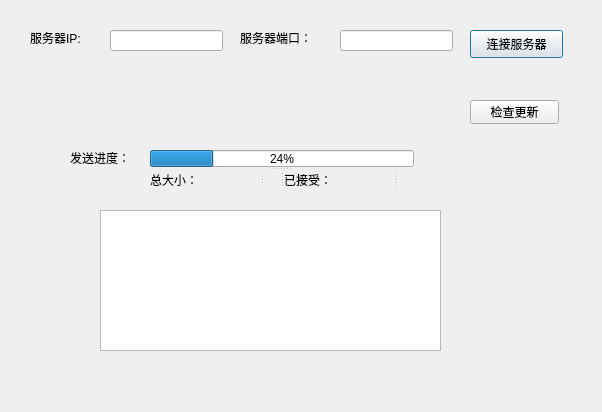
Above: Updater_incomingConnection/Appup/Appup.ui from judgetime/module before the change. Below: the same form after it.
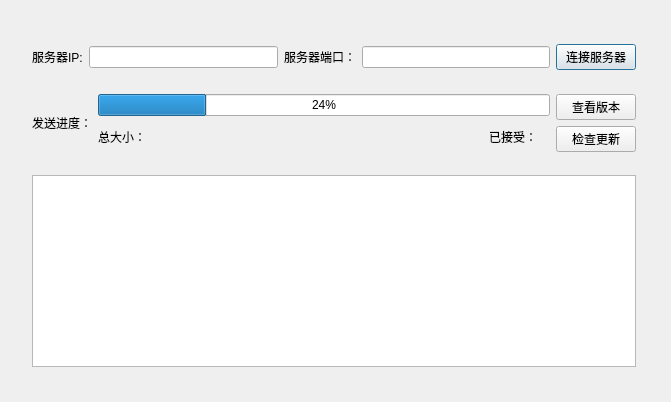
That is the form after the change.

Commit message: 2018-09-03更新，修正了客户端异常退出，但仍然无法传输2G的电影，问题出来服务器读不了。

The edit to the form file:
```diff
--- a/Updater_incomingConnection/Appup/Appup.ui
+++ b/Updater_incomingConnection/Appup/Appup.ui
@@ -6,150 +6,169 @@
    <rect>
     <x>0</x>
     <y>0</y>
-    <width>602</width>
-    <height>412</height>
+    <width>671</width>
+    <height>402</height>
    </rect>
   </property>
   <property name="windowTitle">
    <string>Appup</string>
   </property>
-  <widget class="QSplitter" name="splitter_2">
+  <widget class="QWidget" name="">
    <property name="geometry">
     <rect>
-     <x>150</x>
-     <y>150</y>
-     <width>264</width>
-     <height>38</height>
+     <x>21</x>
+     <y>33</y>
+     <width>626</width>
+     <height>345</height>
     </rect>
    </property>
+   <layout class="QVBoxLayout" name="verticalLayout_3">
+    <item>
+     <layout class="QHBoxLayout" name="horizontalLayout_2">
+      <item>
+       <widget class="QLabel" name="label_IP">
+        <property name="text">
+         <string>服务器IP:</string>
+        </property>
+       </widget>
+      </item>
+      <item>
+       <widget class="QLineEdit" name="lineEdit_IP"/>
+      </item>
+      <item>
+       <widget class="QLabel" name="label_Port">
+        <property name="text">
+         <string>服务器端口：</string>
+        </property>
+       </widget>
+      </item>
+      <item>
+       <widget class="QLineEdit" name="lineEdit_Port"/>
+      </item>
+      <item>
+       <widget class="QPushButton" name="pbn_connect">
+        <property name="text">
+         <string>连接服务器</string>
+        </property>
+       </widget>
+      </item>
+     </layout>
+    </item>
+    <item>
+     <spacer name="verticalSpacer">
    <property name="orientation">
     <enum>Qt::Vertical</enum>
    </property>
+      <property name="sizeHint" stdset="0">
+       <size>
+        <width>17</width>
+        <height>13</height>
+       </size>
+      </property>
+     </spacer>
+    </item>
+    <item>
+     <layout class="QHBoxLayout" name="horizontalLayout_3">
+      <item>
+       <widget class="QLabel" name="label_Rate">
+        <property name="text">
+         <string>发送进度：</string>
+        </property>
+       </widget>
+      </item>
+      <item>
+       <layout class="QVBoxLayout" name="verticalLayout">
+        <item>
    <widget class="QProgressBar" name="progressBar">
     <property name="value">
      <number>24</number>
     </property>
    </widget>
-   <widget class="QSplitter" name="splitter">
-    <property name="orientation">
-     <enum>Qt::Horizontal</enum>
-    </property>
-    <widget class="QLabel" name="label">
+        </item>
+        <item>
+         <layout class="QHBoxLayout" name="horizontalLayout">
+          <item>
+           <widget class="QLabel" name="total">
      <property name="text">
       <string>总大小：</string>
      </property>
     </widget>
+          </item>
+          <item>
     <widget class="QLabel" name="totalLabel">
      <property name="text">
       <string/>
      </property>
     </widget>
-    <widget class="QLabel" name="label_3">
+          </item>
+          <item>
+           <spacer name="horizontalSpacer">
+            <property name="orientation">
+             <enum>Qt::Horizontal</enum>
+            </property>
+            <property name="sizeHint" stdset="0">
+             <size>
+              <width>248</width>
+              <height>20</height>
+             </size>
+            </property>
+           </spacer>
+          </item>
+          <item>
+           <widget class="QLabel" name="come">
      <property name="text">
       <string>已接受：</string>
      </property>
     </widget>
+          </item>
+          <item>
     <widget class="QLabel" name="comeLabel">
      <property name="text">
       <string/>
      </property>
     </widget>
-   </widget>
-  </widget>
-  <widget class="QLabel" name="label_IP">
-   <property name="geometry">
-    <rect>
-     <x>30</x>
-     <y>30</y>
-     <width>72</width>
-     <height>15</height>
-    </rect>
-   </property>
+          </item>
+         </layout>
+        </item>
+       </layout>
+      </item>
+      <item>
+       <layout class="QVBoxLayout" name="verticalLayout_2">
+        <item>
+         <widget class="QPushButton" name="pbn_checkLocalVersion">
    <property name="text">
-    <string>服务器IP:</string>
-   </property>
-  </widget>
-  <widget class="QLabel" name="label_Port">
-   <property name="geometry">
-    <rect>
-     <x>240</x>
-     <y>30</y>
-     <width>91</width>
-     <height>16</height>
-    </rect>
-   </property>
-   <property name="text">
-    <string>服务器端口：</string>
-   </property>
-  </widget>
-  <widget class="QLineEdit" name="lineEdit_IP">
-   <property name="geometry">
-    <rect>
-     <x>110</x>
-     <y>30</y>
-     <width>113</width>
-     <height>21</height>
-    </rect>
-   </property>
-  </widget>
-  <widget class="QLineEdit" name="lineEdit_Port">
-   <property name="geometry">
-    <rect>
-     <x>340</x>
-     <y>30</y>
-     <width>113</width>
-     <height>21</height>
-    </rect>
-   </property>
-  </widget>
-  <widget class="QLabel" name="label_Rate">
-   <property name="geometry">
-    <rect>
-     <x>70</x>
-     <y>150</y>
-     <width>72</width>
-     <height>15</height>
-    </rect>
-   </property>
-   <property name="text">
-    <string>发送进度：</string>
-   </property>
-  </widget>
-  <widget class="QPushButton" name="pbn_connect">
-   <property name="geometry">
-    <rect>
-     <x>470</x>
-     <y>30</y>
-     <width>93</width>
-     <height>28</height>
-    </rect>
-   </property>
-   <property name="text">
-    <string>连接服务器</string>
-   </property>
-  </widget>
-  <widget class="QPushButton" name="pbn_Check">
-   <property name="geometry">
-    <rect>
-     <x>470</x>
-     <y>100</y>
-     <width>89</width>
-     <height>24</height>
-    </rect>
-   </property>
+           <string>查看版本</string>
+          </property>
+         </widget>
+        </item>
+        <item>
+         <widget class="QPushButton" name="pbn_checkServerVersion">
    <property name="text">
     <string>检查更新</string>
    </property>
   </widget>
-  <widget class="QTextEdit" name="textEdit">
-   <property name="geometry">
-    <rect>
-     <x>100</x>
-     <y>210</y>
-     <width>341</width>
-     <height>141</height>
-    </rect>
-   </property>
+        </item>
+       </layout>
+      </item>
+     </layout>
+    </item>
+    <item>
+     <spacer name="verticalSpacer_2">
+      <property name="orientation">
+       <enum>Qt::Vertical</enum>
+      </property>
+      <property name="sizeHint" stdset="0">
+       <size>
+        <width>17</width>
+        <height>13</height>
+       </size>
+      </property>
+     </spacer>
+    </item>
+    <item>
+     <widget class="QTextEdit" name="textEdit"/>
+    </item>
+   </layout>
   </widget>
  </widget>
  <layoutdefault spacing="6" margin="11"/>
```
Lines whose indentation alone changed are shown as unchanged. The commit also changes 16 other files.
